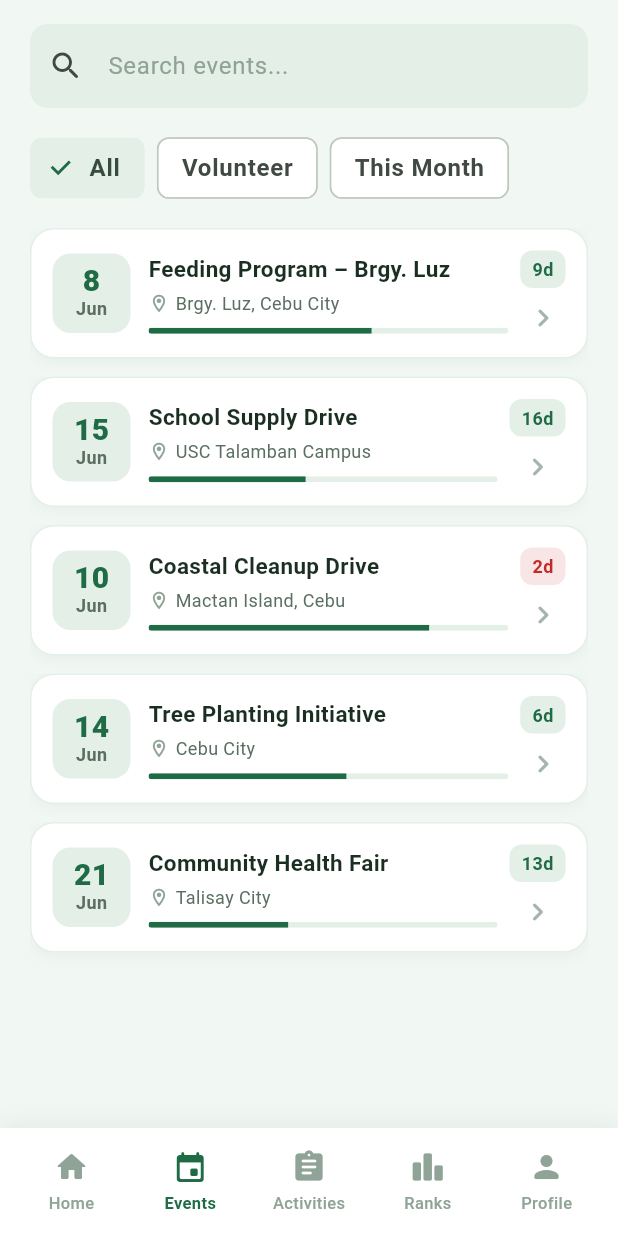
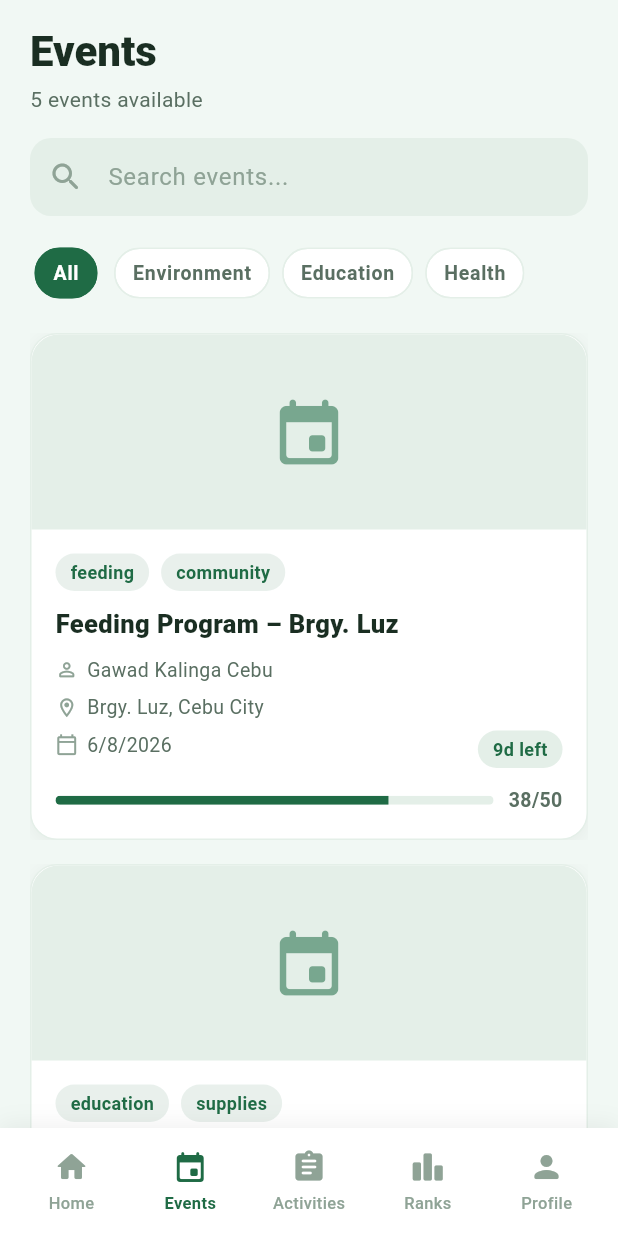
Before and after one commit to ford-HUB/cares-infra, a Flutter app: the StudentDashboardScreen screen opened directly with empty values, item 2 of the bottom bar chosen, on a phone screen of 412 x 824 dp. Run offline on Flutter 3.47's test engine with Material 3 defaults, Android fonts, the phone set to English and light mode, and no system bars; our stand-ins replace image_picker; accounts and stored records are empty.

Commit message:
Redesigned the Events page, added a smart search bar with filters

```diff
--- a/mobile/lib/features/dashboard/data/mock_events.dart
+++ b/mobile/lib/features/dashboard/data/mock_events.dart
@@ -10,6 +10,10 @@ class CaresEvent {
     required this.slotsLeft,
     required this.daysUntil,
     required this.capacityFilled,
+    required this.category,
+    required this.tags,
+    required this.registeredCount,
+    required this.totalCapacity,
     this.isFeatured = false,
     this.imageAsset,
   });
@@ -24,6 +28,10 @@ class CaresEvent {
   final int slotsLeft;
   final int daysUntil;
   final double capacityFilled;
+  final String category;
+  final List<String> tags;
+  final int registeredCount;
+  final int totalCapacity;
   final bool isFeatured;
   final String? imageAsset;
 
@@ -48,7 +56,29 @@ class CaresEvent {
   String get dayLabel => date.day.toString();
 
   String get countdownLabel => '${daysUntil}d';
+
+  String get countdownLeftLabel => '${daysUntil}d left';
+
+  String get formattedDate => '${date.month}/${date.day}/${date.year}';
+
+  bool matchesQuery(String query) {
+    if (query.trim().isEmpty) return true;
+    final q = query.trim().toLowerCase();
+    return title.toLowerCase().contains(q) ||
+        organization.toLowerCase().contains(q) ||
+        location.toLowerCase().contains(q) ||
+        category.toLowerCase().contains(q) ||
+        description.toLowerCase().contains(q) ||
+        tags.any((tag) => tag.toLowerCase().contains(q));
+  }
+
+  bool matchesCategory(String filter) {
+    if (filter == 'All') return true;
+    return category.toLowerCase() == filter.toLowerCase();
+  }
 }
+
+const kEventFilterCategories = ['All', 'Environment', 'Education', 'Health'];
 
 final kMockFeaturedEvents = [
   CaresEvent(
@@ -63,6 +93,10 @@ final kMockFeaturedEvents = [
     slotsLeft: 12,
     daysUntil: 9,
     capacityFilled: 0.62,
+    category: 'Health',
+    tags: ['feeding', 'community'],
+    registeredCount: 38,
+    totalCapacity: 50,
     isFeatured: true,
   ),
   CaresEvent(
@@ -77,6 +111,10 @@ final kMockFeaturedEvents = [
     slotsLeft: 20,
     daysUntil: 16,
     capacityFilled: 0.45,
+    category: 'Education',
+    tags: ['education', 'supplies'],
+    registeredCount: 18,
+    totalCapacity: 40,
     isFeatured: true,
   ),
 ];
@@ -85,15 +123,19 @@ final kMockUpcomingEvents = [
   CaresEvent(
     id: 'upcoming-1',
     title: 'Coastal Cleanup Drive',
-    organization: 'CARES Volunteers',
+    organization: 'CARES Environment Team',
     date: DateTime(2026, 6, 10),
     time: '6:00 AM',
     location: 'Mactan Island, Cebu',
     description:
         'Join a morning coastal cleanup to protect marine habitats and reduce shoreline waste.',
-    slotsLeft: 8,
+    slotsLeft: 18,
     daysUntil: 2,
-    capacityFilled: 0.78,
+    capacityFilled: 0.64,
+    category: 'Environment',
+    tags: ['environment', 'cleanup'],
+    registeredCount: 32,
+    totalCapacity: 50,
   ),
   CaresEvent(
     id: 'upcoming-2',
@@ -107,6 +149,10 @@ final kMockUpcomingEvents = [
     slotsLeft: 15,
     daysUntil: 6,
     capacityFilled: 0.55,
+    category: 'Environment',
+    tags: ['environment', 'reforestation'],
+    registeredCount: 22,
+    totalCapacity: 40,
   ),
   CaresEvent(
     id: 'upcoming-3',
@@ -120,7 +166,40 @@ final kMockUpcomingEvents = [
     slotsLeft: 10,
     daysUntil: 13,
     capacityFilled: 0.4,
+    category: 'Health',
+    tags: ['health', 'community'],
+    registeredCount: 30,
+    totalCapacity: 50,
   ),
 ];
 
 final kMockAllEvents = [...kMockFeaturedEvents, ...kMockUpcomingEvents];
+
+List<String> smartSearchSuggestionsFor(String query) {
+  if (query.trim().isEmpty) {
+    return [
+      'Coastal Cleanup',
+      'Environment',
+      'Education',
+      'Health',
+      'Cebu City',
+    ];
+  }
+
+  final q = query.toLowerCase();
+  final suggestions = <String>{};
+
+  for (final event in kMockAllEvents) {
+    if (event.title.toLowerCase().contains(q)) suggestions.add(event.title);
+    if (event.category.toLowerCase().contains(q))
+      suggestions.add(event.category);
+    for (final tag in event.tags) {
+      if (tag.toLowerCase().contains(q)) suggestions.add(tag);
+    }
+    if (event.location.toLowerCase().contains(q)) {
+      suggestions.add(event.location.split(',').first.trim());
+    }
+  }
+
+  return suggestions.take(5).toList();
+}
--- a/mobile/lib/features/dashboard/student/tabs/student_events_tab.dart
+++ b/mobile/lib/features/dashboard/student/tabs/student_events_tab.dart
@@ -2,7 +2,7 @@ import 'package:flutter/material.dart';
 import '../../../../core/theme/app_theme.dart';
 import '../../data/mock_events.dart';
 import '../../screens/event_details_screen.dart';
-import '../../widgets/event_cards.dart';
+import '../../widgets/events_page_widgets.dart';
 
 class StudentEventsTab extends StatefulWidget {
   const StudentEventsTab({super.key});
@@ -13,86 +13,139 @@ class StudentEventsTab extends StatefulWidget {
 
 class _StudentEventsTabState extends State<StudentEventsTab> {
   final _searchController = TextEditingController();
+  final _searchFocusNode = FocusNode();
   String _query = '';
+  String _selectedCategory = 'All';
+
+  @override
+  void initState() {
+    super.initState();
+    _searchFocusNode.addListener(() => setState(() {}));
+  }
 
   @override
   void dispose() {
     _searchController.dispose();
+    _searchFocusNode.dispose();
     super.dispose();
   }
 
   List<CaresEvent> get _filteredEvents {
-    if (_query.trim().isEmpty) return kMockAllEvents;
-    final q = _query.toLowerCase();
     return kMockAllEvents
         .where(
           (event) =>
-              event.title.toLowerCase().contains(q) ||
-              event.location.toLowerCase().contains(q) ||
-              event.organization.toLowerCase().contains(q),
+              event.matchesCategory(_selectedCategory) &&
+              event.matchesQuery(_query),
         )
         .toList();
+  }
+
+  List<String> get _suggestions => smartSearchSuggestionsFor(_query);
+
+  void _applySuggestion(String suggestion) {
+    _searchController.text = suggestion;
+    _searchController.selection = TextSelection.collapsed(
+      offset: suggestion.length,
+    );
+    setState(() => _query = suggestion);
+    _searchFocusNode.unfocus();
+  }
+
+  void _clearSearch() {
+    _searchController.clear();
+    setState(() => _query = '');
   }
 
   @override
   Widget build(BuildContext context) {
     final events = _filteredEvents;
+    final showSuggestions =
+        _searchFocusNode.hasFocus && _suggestions.isNotEmpty;
 
     return Column(
       crossAxisAlignment: CrossAxisAlignment.stretch,
       children: [
         Padding(
           padding: const EdgeInsets.fromLTRB(20, 16, 20, 0),
-          child: TextField(
-            controller: _searchController,
-            onChanged: (value) => setState(() => _query = value),
-            decoration: InputDecoration(
-              hintText: 'Search events...',
-              prefixIcon: const Icon(Icons.search_rounded),
-              suffixIcon: _query.isNotEmpty
-                  ? IconButton(
-                      onPressed: () {
-                        _searchController.clear();
-                        setState(() => _query = '');
-                      },
-                      icon: const Icon(Icons.close_rounded),
-                    )
-                  : null,
-            ),
+          child: Column(
+            crossAxisAlignment: CrossAxisAlignment.start,
+            children: [
+              Text(
+                'Events',
+                style: Theme.of(context).textTheme.headlineMedium?.copyWith(
+                      fontSize: 28,
+                      fontWeight: FontWeight.w800,
+                    ),
+              ),
+              const SizedBox(height: 4),
+              Text(
+                _query.trim().isEmpty
+                    ? '${events.length} events available'
+                    : '${events.length} result${events.length == 1 ? '' : 's'} for "${_query.trim()}"',
+                style: const TextStyle(
+                  fontSize: 14,
+                  color: AppColors.textSecondary,
+                ),
+              ),
+            ],
           ),
         ),
         Padding(
           padding: const EdgeInsets.fromLTRB(20, 16, 20, 0),
-          child: Row(
-            children: [
-              FilterChip(
-                label: const Text('All'),
-                selected: true,
-                onSelected: (_) {},
-                selectedColor: AppColors.inputFill,
-                checkmarkColor: AppColors.primary,
-              ),
-              const SizedBox(width: 8),
-              FilterChip(
-                label: const Text('Volunteer'),
-                selected: false,
-                onSelected: (_) {},
-              ),
-              const SizedBox(width: 8),
-              FilterChip(
-                label: const Text('This Month'),
-                selected: false,
-                onSelected: (_) {},
-              ),
-            ],
+          child: SmartEventSearchBar(
+            controller: _searchController,
+            focusNode: _searchFocusNode,
+            query: _query,
+            onQueryChanged: (value) => setState(() => _query = value),
+            onSuggestionTap: _applySuggestion,
+            onClear: _clearSearch,
+            showSuggestions: showSuggestions,
+            suggestions: _suggestions,
+          ),
+        ),
+        Padding(
+          padding: const EdgeInsets.fromLTRB(20, 14, 20, 0),
+          child: EventCategoryFilters(
+            selected: _selectedCategory,
+            onSelected: (category) => setState(() => _selectedCategory = category),
           ),
         ),
         Expanded(
           child: events.isEmpty
-              ? const Center(
-                  child: Text(
-                    'No events match your search.',
-                    style: TextStyle(color: AppColors.textSecondary),
+              ? Center(
+                  child: Padding(
+                    padding: const EdgeInsets.all(24),
+                    child: Column(
+                      mainAxisSize: MainAxisSize.min,
+                      children: [
+                        Icon(
+                          Icons.search_off_rounded,
+                          size: 48,
+                          color: AppColors.textMuted.withValues(alpha: 0.7),
+                        ),
+                        const SizedBox(height: 12),
+                        Text(
+                          _query.trim().isEmpty
+                              ? 'No events in this category yet.'
+                              : 'No events match "$_query".',
+                          textAlign: TextAlign.center,
+                          style: const TextStyle(
+                            color: AppColors.textSecondary,
+                            height: 1.45,
+                          ),
+                        ),
+                        if (_query.isNotEmpty || _selectedCategory != 'All') ...[
+                          const SizedBox(height: 12),
+                          TextButton(
+                            onPressed: () {
+                              _clearSearch();
+                              setState(() => _selectedCategory = 'All');
+                            },
+                            child: const Text('Clear filters'),
+                          ),
+                        ],
+                      ],
+                    ),
                   ),
                 )
               : ListView.builder(
@@ -100,7 +153,7 @@ class _StudentEventsTabState extends State<StudentEventsTab> {
                   itemCount: events.length,
                   itemBuilder: (context, index) {
                     final event = events[index];
-                    return UpcomingEventCard(
+                    return EventCatalogCard(
                       event: event,
                       onTap: () => EventDetailsScreen.open(context, event),
                     );
--- /dev/null
+++ b/mobile/lib/features/dashboard/widgets/events_page_widgets.dart
@@ -0,0 +1,370 @@
+import 'package:flutter/material.dart';
+import '../../../core/theme/app_theme.dart';
+import '../data/mock_events.dart';
+
+class SmartEventSearchBar extends StatelessWidget {
+  const SmartEventSearchBar({
+    super.key,
+    required this.controller,
+    required this.focusNode,
+    required this.query,
+    required this.onQueryChanged,
+    required this.onSuggestionTap,
+    required this.onClear,
+    required this.showSuggestions,
+    required this.suggestions,
+  });
+
+  final TextEditingController controller;
+  final FocusNode focusNode;
+  final String query;
+  final ValueChanged<String> onQueryChanged;
+  final ValueChanged<String> onSuggestionTap;
+  final VoidCallback onClear;
+  final bool showSuggestions;
+  final List<String> suggestions;
+
+  @override
+  Widget build(BuildContext context) {
+    return Column(
+      crossAxisAlignment: CrossAxisAlignment.stretch,
+      children: [
+        TextField(
+          controller: controller,
+          focusNode: focusNode,
+          onChanged: onQueryChanged,
+          textInputAction: TextInputAction.search,
+          decoration: InputDecoration(
+            hintText: 'Search events...',
+            prefixIcon: const Icon(Icons.search_rounded, color: AppColors.textMuted),
+            suffixIcon: query.isNotEmpty
+                ? IconButton(
+                    onPressed: onClear,
+                    icon: const Icon(Icons.close_rounded, size: 20),
+                  )
+                : null,
+            filled: true,
+            fillColor: AppColors.inputFill,
+            contentPadding: const EdgeInsets.symmetric(horizontal: 16, vertical: 14),
+            border: OutlineInputBorder(
+              borderRadius: BorderRadius.circular(14),
+              borderSide: BorderSide.none,
+            ),
+            enabledBorder: OutlineInputBorder(
+              borderRadius: BorderRadius.circular(14),
+              borderSide: BorderSide.none,
+            ),
+            focusedBorder: OutlineInputBorder(
+              borderRadius: BorderRadius.circular(14),
+              borderSide: BorderSide(
+                color: AppColors.primary.withValues(alpha: 0.45),
+                width: 1.5,
+              ),
+            ),
+          ),
+        ),
+        if (showSuggestions && suggestions.isNotEmpty) ...[
+          const SizedBox(height: 8),
+          Container(
+            decoration: BoxDecoration(
+              color: AppColors.surface,
+              borderRadius: BorderRadius.circular(14),
+              border: Border.all(color: AppColors.inputFill),
+              boxShadow: [
+                BoxShadow(
+                  color: Colors.black.withValues(alpha: 0.06),
+                  blurRadius: 10,
+                  offset: const Offset(0, 4),
+                ),
+              ],
+            ),
+            child: Column(
+              crossAxisAlignment: CrossAxisAlignment.stretch,
+              children: [
+                Padding(
+                  padding: const EdgeInsets.fromLTRB(14, 10, 14, 4),
+                  child: Text(
+                    query.trim().isEmpty ? 'Suggestions' : 'Smart matches',
+                    style: const TextStyle(
+                      fontSize: 12,
+                      fontWeight: FontWeight.w600,
+                      color: AppColors.textMuted,
+                    ),
+                  ),
+                ),
+                ...suggestions.map(
+                  (suggestion) => InkWell(
+                    onTap: () => onSuggestionTap(suggestion),
+                    child: Padding(
+                      padding: const EdgeInsets.symmetric(
+                        horizontal: 14,
+                        vertical: 10,
+                      ),
+                      child: Row(
+                        children: [
+                          Icon(
+                            query.trim().isEmpty
+                                ? Icons.trending_up_rounded
+                                : Icons.search_rounded,
+                            size: 18,
+                            color: AppColors.primary,
+                          ),
+                          const SizedBox(width: 10),
+                          Expanded(
+                            child: Text(
+                              suggestion,
+                              style: const TextStyle(
+                                fontSize: 14,
+                                color: AppColors.textPrimary,
+                              ),
+                            ),
+                          ),
+                        ],
+                      ),
+                    ),
+                  ),
+                ),
+              ],
+            ),
+          ),
+        ],
+      ],
+    );
+  }
+}
+
+class EventCategoryFilters extends StatelessWidget {
+  const EventCategoryFilters({
+    super.key,
+    required this.selected,
+    required this.onSelected,
+  });
+
+  final String selected;
+  final ValueChanged<String> onSelected;
+
+  @override
+  Widget build(BuildContext context) {
+    return SingleChildScrollView(
+      scrollDirection: Axis.horizontal,
+      child: Row(
+        children: kEventFilterCategories.map((category) {
+          final isSelected = selected == category;
+          return Padding(
+            padding: const EdgeInsets.only(right: 8),
+            child: FilterChip(
+              label: Text(category),
+              selected: isSelected,
+              onSelected: (_) => onSelected(category),
+              showCheckmark: false,
+              labelStyle: TextStyle(
+                fontWeight: FontWeight.w600,
+                fontSize: 13,
+                color: isSelected ? Colors.white : AppColors.textSecondary,
+              ),
+              selectedColor: AppColors.primary,
+              backgroundColor: AppColors.surface,
+              side: BorderSide(
+                color: isSelected ? AppColors.primary : AppColors.inputFill,
+              ),
+              shape: RoundedRectangleBorder(
+                borderRadius: BorderRadius.circular(20),
+              ),
+              padding: const EdgeInsets.symmetric(horizontal: 4),
+            ),
+          );
+        }).toList(),
+      ),
+    );
+  }
+}
+
+class EventCatalogCard extends StatelessWidget {
+  const EventCatalogCard({
+    super.key,
+    required this.event,
+    required this.onTap,
+  });
+
+  final CaresEvent event;
+  final VoidCallback onTap;
+
+  Widget _detailRow(IconData icon, String text) {
+    return Padding(
+      padding: const EdgeInsets.only(bottom: 6),
+      child: Row(
+        children: [
+          Icon(icon, size: 15, color: AppColors.textMuted),
+          const SizedBox(width: 6),
+          Expanded(
+            child: Text(
+              text,
+              style: const TextStyle(
+                fontSize: 13,
+                color: AppColors.textSecondary,
+              ),
+            ),
+          ),
+        ],
+      ),
+    );
+  }
+
+  @override
+  Widget build(BuildContext context) {
+    final urgent = event.daysUntil <= 3;
+
+    return Padding(
+      padding: const EdgeInsets.only(bottom: 16),
+      child: Material(
+        color: Colors.transparent,
+        child: InkWell(
+          onTap: onTap,
+          borderRadius: BorderRadius.circular(18),
+          child: Ink(
+            decoration: BoxDecoration(
+              color: AppColors.surface,
+              borderRadius: BorderRadius.circular(18),
+              border: Border.all(color: AppColors.inputFill),
+              boxShadow: [
+                BoxShadow(
+                  color: Colors.black.withValues(alpha: 0.05),
+                  blurRadius: 10,
+                  offset: const Offset(0, 3),
+                ),
+              ],
+            ),
+            child: Column(
+              crossAxisAlignment: CrossAxisAlignment.stretch,
+              children: [
+                Container(
+                  height: 130,
+                  decoration: BoxDecoration(
+                    color: AppColors.inputFill,
+                    borderRadius: const BorderRadius.vertical(
+                      top: Radius.circular(18),
+                    ),
+                  ),
+                  child: Center(
+                    child: Icon(
+                      Icons.event_rounded,
+                      size: 52,
+                      color: AppColors.primary.withValues(alpha: 0.55),
+                    ),
+                  ),
+                ),
+                Padding(
+                  padding: const EdgeInsets.all(16),
+                  child: Column(
+                    crossAxisAlignment: CrossAxisAlignment.start,
+                    children: [
+                      Wrap(
+                        spacing: 8,
+                        runSpacing: 8,
+                        children: event.tags
+                            .map(
+                              (tag) => Container(
+                                padding: const EdgeInsets.symmetric(
+                                  horizontal: 10,
+                                  vertical: 4,
+                                ),
+                                decoration: BoxDecoration(
+                                  color: AppColors.primary.withValues(alpha: 0.1),
+                                  borderRadius: BorderRadius.circular(20),
+                                ),
+                                child: Text(
+                                  tag,
+                                  style: const TextStyle(
+                                    fontSize: 12,
+                                    fontWeight: FontWeight.w600,
+                                    color: AppColors.primary,
+                                  ),
+                                ),
+                              ),
+                            )
+                            .toList(),
+                      ),
+                      const SizedBox(height: 12),
+                      Text(
+                        event.title,
+                        style: const TextStyle(
+                          fontSize: 17,
+                          fontWeight: FontWeight.w800,
+                          color: AppColors.textPrimary,
+                          height: 1.25,
+                        ),
+                      ),
+                      const SizedBox(height: 10),
+                      _detailRow(Icons.person_outline_rounded, event.organization),
+                      _detailRow(Icons.location_on_outlined, event.location),
+                      Row(
+                        crossAxisAlignment: CrossAxisAlignment.start,
+                        children: [
+                          Expanded(
+                            child: _detailRow(
+                              Icons.calendar_today_outlined,
+                              event.formattedDate,
+                            ),
+                          ),
+                          Container(
+                            padding: const EdgeInsets.symmetric(
+                              horizontal: 10,
+                              vertical: 4,
+                            ),
+                            decoration: BoxDecoration(
+                              color: urgent
+                                  ? AppColors.secondary.withValues(alpha: 0.12)
+                                  : AppColors.inputFill,
+                              borderRadius: BorderRadius.circular(20),
+                            ),
+                            child: Text(
+                              event.countdownLeftLabel,
+                              style: TextStyle(
+                                fontSize: 12,
+                                fontWeight: FontWeight.w700,
+                                color: urgent
+                                    ? AppColors.secondary
+                                    : AppColors.primary,
+                              ),
+                            ),
+                          ),
+                        ],
+                      ),
+                      const SizedBox(height: 12),
+                      Row(
+                        children: [
+                          Expanded(
+                            child: ClipRRect(
+                              borderRadius: BorderRadius.circular(6),
+                              child: LinearProgressIndicator(
+                                value: event.totalCapacity == 0
+                                    ? 0
+                                    : event.registeredCount / event.totalCapacity,
+                                minHeight: 6,
+                                backgroundColor: AppColors.inputFill,
+                                color: AppColors.primary,
+                              ),
+                            ),
+                          ),
+                          const SizedBox(width: 10),
+                          Text(
+                            '${event.registeredCount}/${event.totalCapacity}',
+                            style: const TextStyle(
+                              fontSize: 13,
+                              fontWeight: FontWeight.w700,
+                              color: AppColors.textSecondary,
+                            ),
+                          ),
+                        ],
+                      ),
+                    ],
+                  ),
+                ),
+              ],
+            ),
+          ),
+        ),
+      ),
+    );
+  }
+}
```
